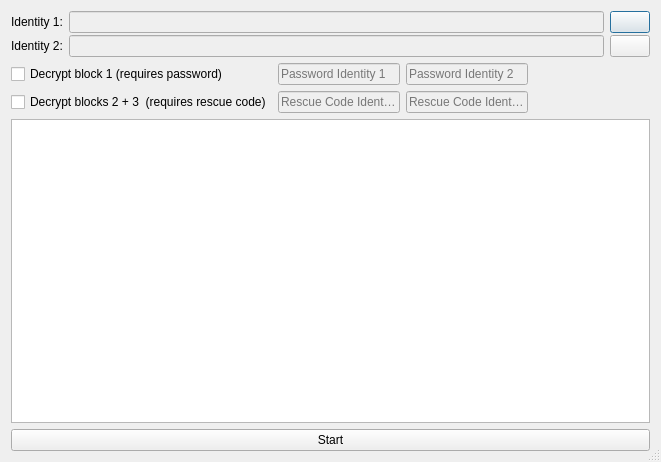
sqrldev/IdTool, file ui/diffdialog.ui: the form before one commit.
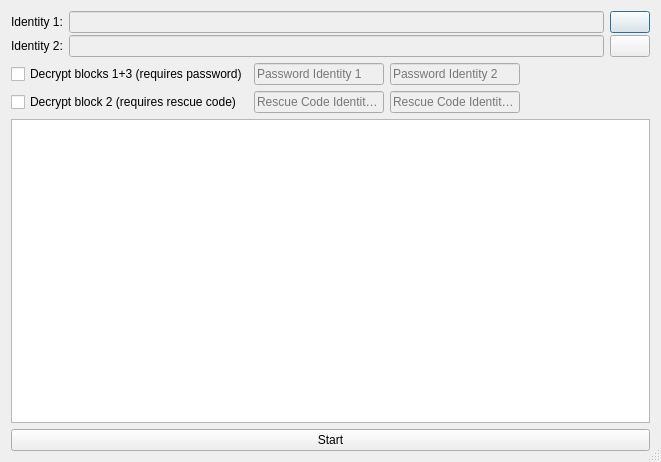
The form after the commit. Icons and pictures are not drawn.

Commit message: Decrypt block 3 together with block 1

Diff of the .ui file:
```diff
--- a/ui/diffdialog.ui
+++ b/ui/diffdialog.ui
@@ -107,14 +107,14 @@
      <item row="0" column="0">
       <widget class="QCheckBox" name="chk_DecryptBlock1">
        <property name="text">
-        <string>Decrypt block 1 (requires password)</string>
+        <string>Decrypt blocks 1+3 (requires password)</string>
        </property>
       </widget>
      </item>
      <item row="1" column="0">
       <widget class="QCheckBox" name="chk_DecryptBlock2">
        <property name="text">
-        <string>Decrypt blocks 2 + 3  (requires rescue code)</string>
+        <string>Decrypt block 2 (requires rescue code)</string>
        </property>
       </widget>
      </item>
```
The commit also changes 2 other files.
